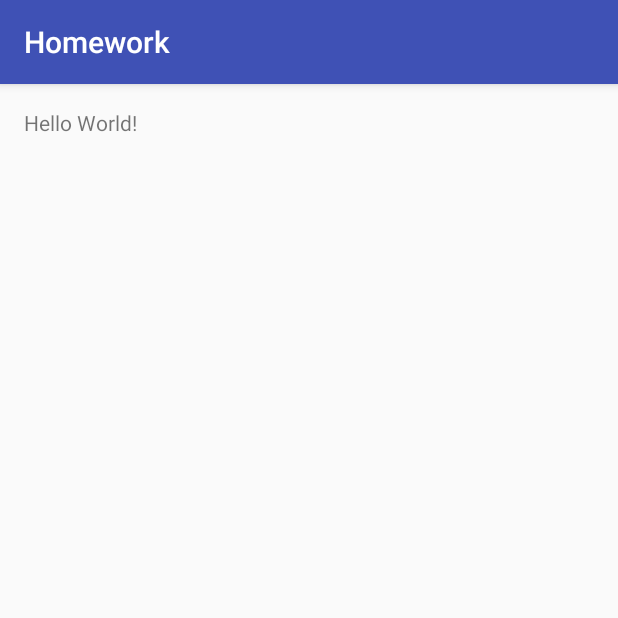
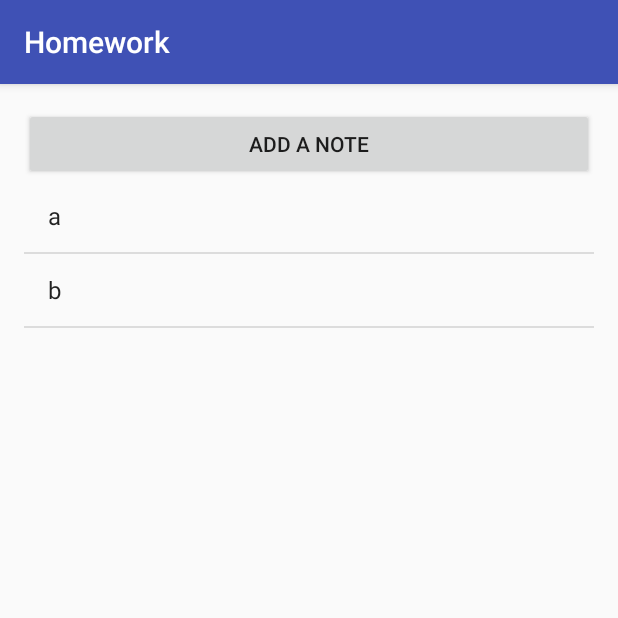
Before and after one commit to fcu-d0280327/Android-HW6, an Android app: the screen it shows after launch (MainActivity), on a phone screen of 412 x 824 dp, the top half of it. Run offline under Robolectric (Android 15) with nearby library versions, the phone set to English and light mode, and no system bars.

Commit message:
Add fake data for listview

```diff
--- a/app/src/main/java/com/example/user/homework/MainActivity.java
+++ b/app/src/main/java/com/example/user/homework/MainActivity.java
@@ -2,12 +2,30 @@ package com.example.user.homework;
 
 import android.support.v7.app.AppCompatActivity;
 import android.os.Bundle;
+import android.widget.ArrayAdapter;
+import android.widget.Button;
+import android.widget.ListView;
+
+import java.util.ArrayList;
 
 public class MainActivity extends AppCompatActivity {
+
+    private Button btnAdd;
+    private ListView lvNote;
+    private ArrayList<String> item;
+
 
     @Override
     protected void onCreate(Bundle savedInstanceState) {
         super.onCreate(savedInstanceState);
         setContentView(R.layout.activity_main);
+        btnAdd = (Button)findViewById(R.id.btnAdd);
+        lvNote = (ListView)findViewById(R.id.lvNote);
+        item = new ArrayList<String>();
+        item.add("a");
+        item.add("b");
+        ArrayAdapter<String> arrayAdapter = new ArrayAdapter<String>
+                (this, android.R.layout.simple_list_item_1, item);
+        lvNote.setAdapter(arrayAdapter);
     }
 }
--- a/app/src/main/res/layout/activity_main.xml
+++ b/app/src/main/res/layout/activity_main.xml
@@ -10,8 +10,15 @@
     android:paddingTop="@dimen/activity_vertical_margin"
     tools:context="com.example.user.homework.MainActivity">
 
-    <TextView
-        android:layout_width="wrap_content"
+    <Button
+        android:id="@+id/btnAdd"
+        android:layout_width="match_parent"
         android:layout_height="wrap_content"
-        android:text="Hello World!" />
+        android:text="ADD A NOTE"/>
+
+    <ListView
+        android:id="@+id/lvNote"
+        android:layout_width="match_parent"
+        android:layout_height="match_parent"
+        android:layout_below="@+id/btnAdd"></ListView>
 </RelativeLayout>
--- a/build.gradle
+++ b/build.gradle
@@ -5,7 +5,7 @@ buildscript {
         jcenter()
     }
     dependencies {
-        classpath 'com.android.tools.build:gradle:2.2.3'
+        classpath 'com.android.tools.build:gradle:2.3.1'
 
         // NOTE: Do not place your application dependencies here; they belong
         // in the individual module build.gradle files
```
Also changed, not shown: gradle/wrapper/gradle-wrapper.properties.
